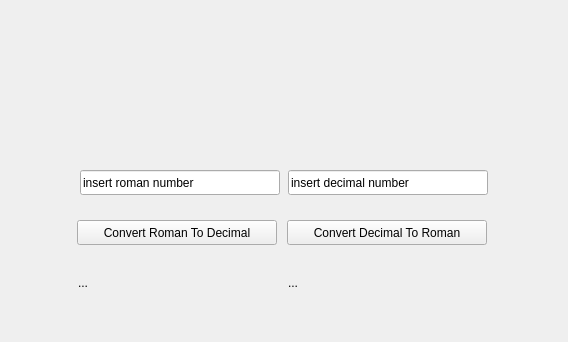
Old version of the form src/mainwindow.ui in the repository The-Developing-Developers/roman-numerals-converter-qt; both pictures show x 92 to 660 and y 0 to 342 of the 800 by 600 pixel window.
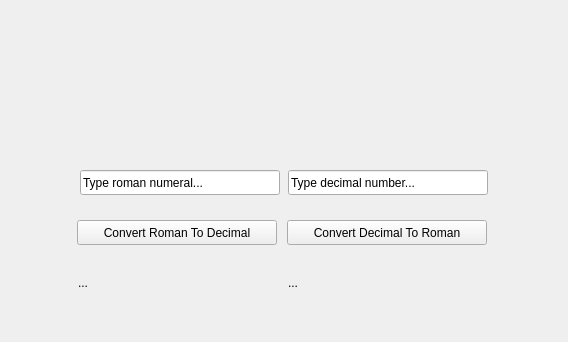
New version of the form.

```diff
--- a/src/mainwindow.ui
+++ b/src/mainwindow.ui
@@ -50,7 +50,7 @@
      </rect>
     </property>
     <property name="text">
-     <string>insert roman number</string>
+     <string>Type roman numeral...</string>
     </property>
    </widget>
    <widget class="QLineEdit" name="decimalNumberLineEdit">
@@ -63,7 +63,7 @@
      </rect>
     </property>
     <property name="text">
-     <string>insert decimal number</string>
+     <string>Type decimal number...</string>
     </property>
    </widget>
    <widget class="QLabel" name="romToDecResultLabel">
```
Left out of the diff: 2 changed lines with no effect on the pictures.
